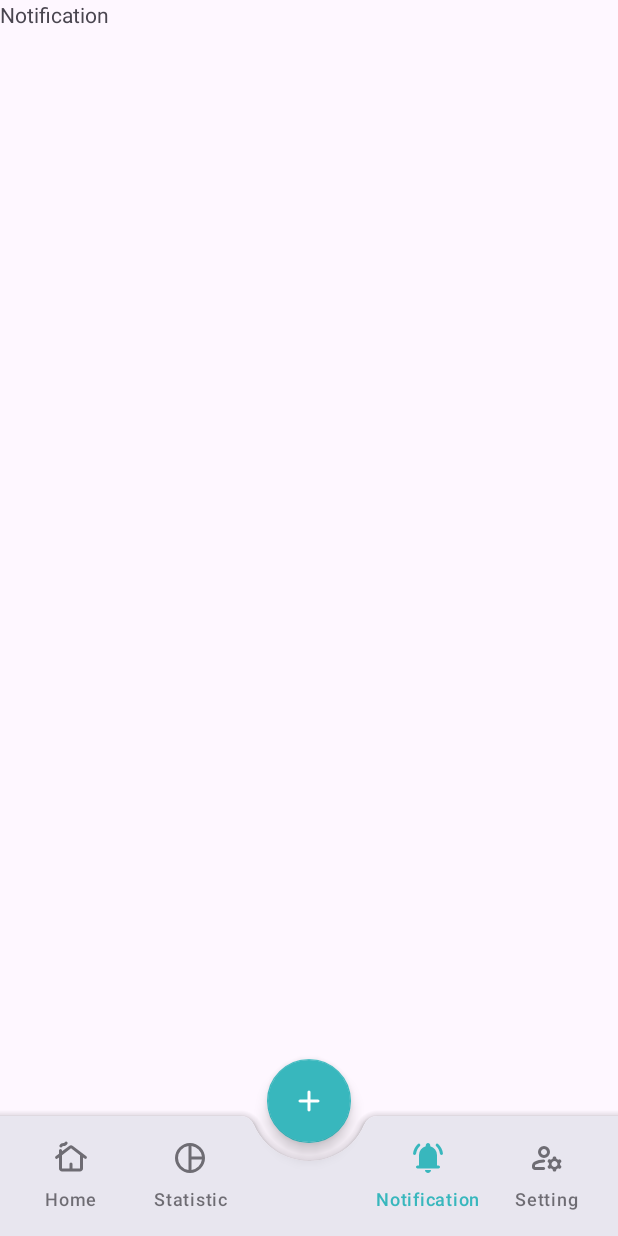
After one commit to AndreSuryana/budget-track, an Android app: the NotificationFragment screen opened through its navigation route, on a phone screen of 412 x 824 dp. The commit adds this screen. Run offline under Robolectric (Android 15) with nearby library versions, the phone set to English and light mode, and no system bars; our stand-ins replace Dagger/Hilt's generated code, navigation-ui; 1 statement that could not run was skipped.

Commit message:
Feature: Implemented bottom bar with navigation component

```diff
--- a/app/src/main/java/com/andresuryana/budgettrack/ui/MainActivity.kt
+++ b/app/src/main/java/com/andresuryana/budgettrack/ui/MainActivity.kt
@@ -10,6 +10,9 @@ import android.view.animation.AnticipateInterpolator
 import androidx.activity.viewModels
 import androidx.appcompat.app.AppCompatActivity
 import androidx.core.animation.doOnEnd
+import androidx.navigation.fragment.NavHostFragment
+import androidx.navigation.ui.setupWithNavController
+import com.andresuryana.budgettrack.R
 import com.andresuryana.budgettrack.databinding.ActivityMainBinding
 import com.andresuryana.budgettrack.ui.onboarding.OnboardingActivity
 import dagger.hilt.android.AndroidEntryPoint
@@ -26,7 +29,14 @@ class MainActivity : AppCompatActivity() {
         binding = ActivityMainBinding.inflate(layoutInflater)
         setContentView(binding.root)
 
+        setupNavigation()
         setupSplashScreen()
+    }
+
+    private fun setupNavigation() {
+        val navHostFragment =
+            supportFragmentManager.findFragmentById(R.id.container) as NavHostFragment
+        binding.bottomNav.setupWithNavController(navHostFragment.navController)
     }
 
     private fun setupSplashScreen() {
--- /dev/null
+++ b/app/src/main/java/com/andresuryana/budgettrack/ui/home/HomeFragment.kt
@@ -0,0 +1,29 @@
+package com.andresuryana.budgettrack.ui.home
+
+import android.os.Bundle
+import android.view.LayoutInflater
+import android.view.View
+import android.view.ViewGroup
+import androidx.fragment.app.Fragment
+import com.andresuryana.budgettrack.databinding.FragmentHomeBinding
+import dagger.hilt.android.AndroidEntryPoint
+
+@AndroidEntryPoint
+class HomeFragment : Fragment() {
+
+    private var _binding: FragmentHomeBinding? = null
+    private val binding get() = _binding
+
+    override fun onCreateView(
+        inflater: LayoutInflater, container: ViewGroup?,
+        savedInstanceState: Bundle?,
+    ): View? {
+        _binding = FragmentHomeBinding.inflate(inflater, container, false)
+        return binding?.root
+    }
+
+    override fun onDestroyView() {
+        super.onDestroyView()
+        _binding = null
+    }
+}
--- /dev/null
+++ b/app/src/main/java/com/andresuryana/budgettrack/ui/notification/NotificationFragment.kt
@@ -0,0 +1,29 @@
+package com.andresuryana.budgettrack.ui.notification
+
+import android.os.Bundle
+import android.view.LayoutInflater
+import android.view.View
+import android.view.ViewGroup
+import androidx.fragment.app.Fragment
+import com.andresuryana.budgettrack.databinding.FragmentNotificationBinding
+import dagger.hilt.android.AndroidEntryPoint
+
+@AndroidEntryPoint
+class NotificationFragment : Fragment() {
+
+    private var _binding: FragmentNotificationBinding? = null
+    private val binding get() = _binding
+
+    override fun onCreateView(
+        inflater: LayoutInflater, container: ViewGroup?,
+        savedInstanceState: Bundle?,
+    ): View? {
+        _binding = FragmentNotificationBinding.inflate(inflater, container, false)
+        return binding?.root
+    }
+
+    override fun onDestroyView() {
+        super.onDestroyView()
+        _binding = null
+    }
+}
--- a/app/src/main/res/layout/activity_main.xml
+++ b/app/src/main/res/layout/activity_main.xml
@@ -9,8 +9,12 @@
     <!-- Fragment Container -->
     <androidx.fragment.app.FragmentContainerView
         android:id="@+id/container"
+        android:name="androidx.navigation.fragment.NavHostFragment"
         android:layout_width="match_parent"
-        android:layout_height="match_parent" />
+        android:layout_height="match_parent"
+        android:layout_marginBottom="?attr/actionBarSize"
+        app:defaultNavHost="true"
+        app:navGraph="@navigation/main_menu_navigation" />
 
     <!-- Bottom App Bar -->
     <com.google.android.material.bottomappbar.BottomAppBar
--- /dev/null
+++ b/app/src/main/res/layout/fragment_notification.xml
@@ -0,0 +1,13 @@
+<?xml version="1.0" encoding="utf-8"?>
+<FrameLayout xmlns:android="http://schemas.android.com/apk/res/android"
+    xmlns:tools="http://schemas.android.com/tools"
+    android:layout_width="match_parent"
+    android:layout_height="match_parent"
+    tools:context=".ui.home.HomeFragment">
+
+    <TextView
+        android:layout_width="match_parent"
+        android:layout_height="match_parent"
+        android:text="@string/menu_notification" />
+
+</FrameLayout>
--- /dev/null
+++ b/app/src/main/res/navigation/main_menu_navigation.xml
@@ -0,0 +1,32 @@
+<?xml version="1.0" encoding="utf-8"?>
+<navigation xmlns:android="http://schemas.android.com/apk/res/android"
+    xmlns:app="http://schemas.android.com/apk/res-auto"
+    xmlns:tools="http://schemas.android.com/tools"
+    android:id="@+id/main_menu_navigation"
+    app:startDestination="@id/home">
+
+    <fragment
+        android:id="@+id/home"
+        android:name="com.andresuryana.budgettrack.ui.home.HomeFragment"
+        android:label="@string/menu_home"
+        tools:layout="@layout/fragment_home" />
+
+    <fragment
+        android:id="@+id/statistic"
+        android:name="com.andresuryana.budgettrack.ui.statistic.StatisticFragment"
+        android:label="@string/menu_statistic"
+        tools:layout="@layout/fragment_statistic" />
+
+    <fragment
+        android:id="@+id/notification"
+        android:name="com.andresuryana.budgettrack.ui.notification.NotificationFragment"
+        android:label="@string/menu_notification"
+        tools:layout="@layout/fragment_notification" />
+
+    <fragment
+        android:id="@+id/setting"
+        android:name="com.andresuryana.budgettrack.ui.setting.SettingFragment"
+        android:label="@string/menu_setting"
+        tools:layout="@layout/fragment_setting" />
+
+</navigation>
```
Also changed, not shown: app/src/main/java/com/andresuryana/budgettrack/ui/setting/SettingFragment.kt (added, +29 -0 lines), app/src/main/java/com/andresuryana/budgettrack/ui/statistic/StatisticFragment.kt (added, +29 -0 lines), app/src/main/res/layout/fragment_home.xml (added, +13 -0 lines), app/src/main/res/layout/fragment_setting.xml (added, +13 -0 lines), app/src/main/res/layout/fragment_statistic.xml (added, +13 -0 lines).
